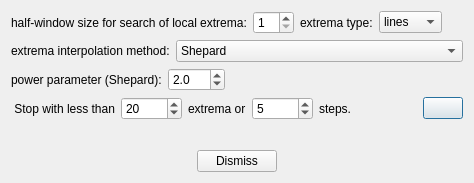
First picture: the form in imagejockey/emd/emdanalysisdialog.ui, repository PauloCarvalhoRJ/gammaray, before the edit.
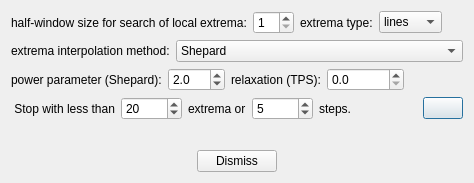
Second picture: the form after the edit. Icons and pictures are not drawn.

```diff
--- a/imagejockey/emd/emdanalysisdialog.ui
+++ b/imagejockey/emd/emdanalysisdialog.ui
@@ -126,6 +126,23 @@
        </property>
       </widget>
      </item>
+     <item>
+      <widget class="QLabel" name="label_8">
+       <property name="text">
+        <string>relaxation (TPS):</string>
+       </property>
+      </widget>
+     </item>
+     <item>
+      <widget class="QDoubleSpinBox" name="dblSpinLambda">
+       <property name="decimals">
+        <number>1</number>
+       </property>
+       <property name="maximum">
+        <double>10000000.000000000000000</double>
+       </property>
+      </widget>
+     </item>
      <item>
       <spacer name="horizontalSpacer">
        <property name="orientation">
```
Left out of the diff: 8 changed lines with no effect on the pictures.
